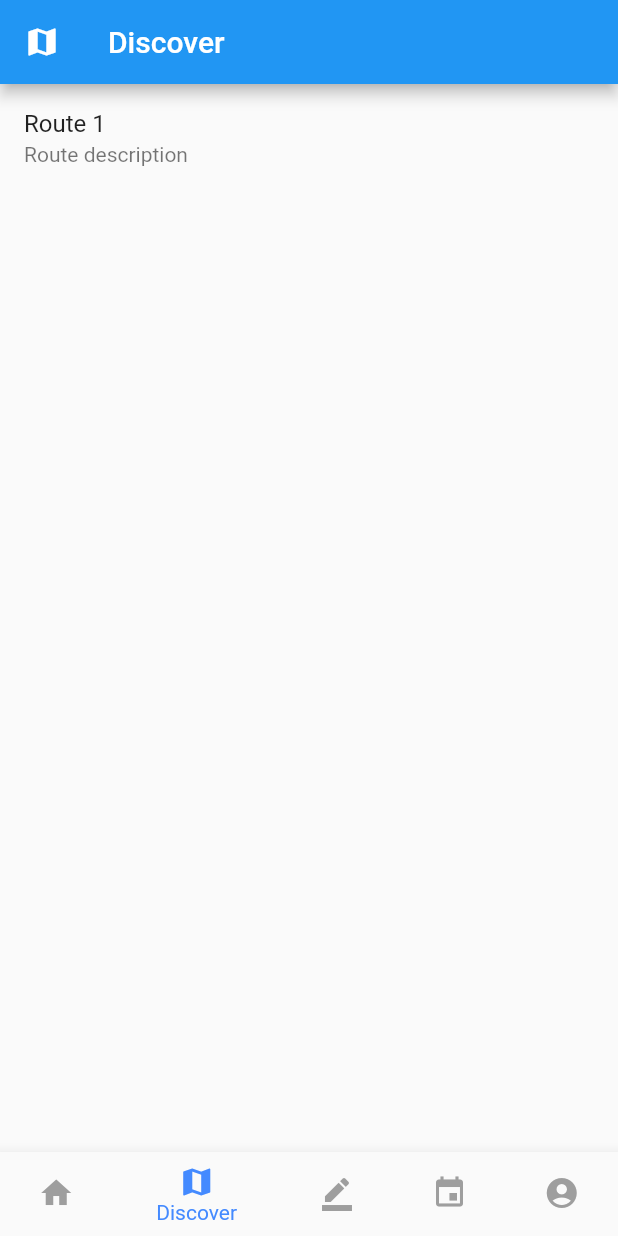
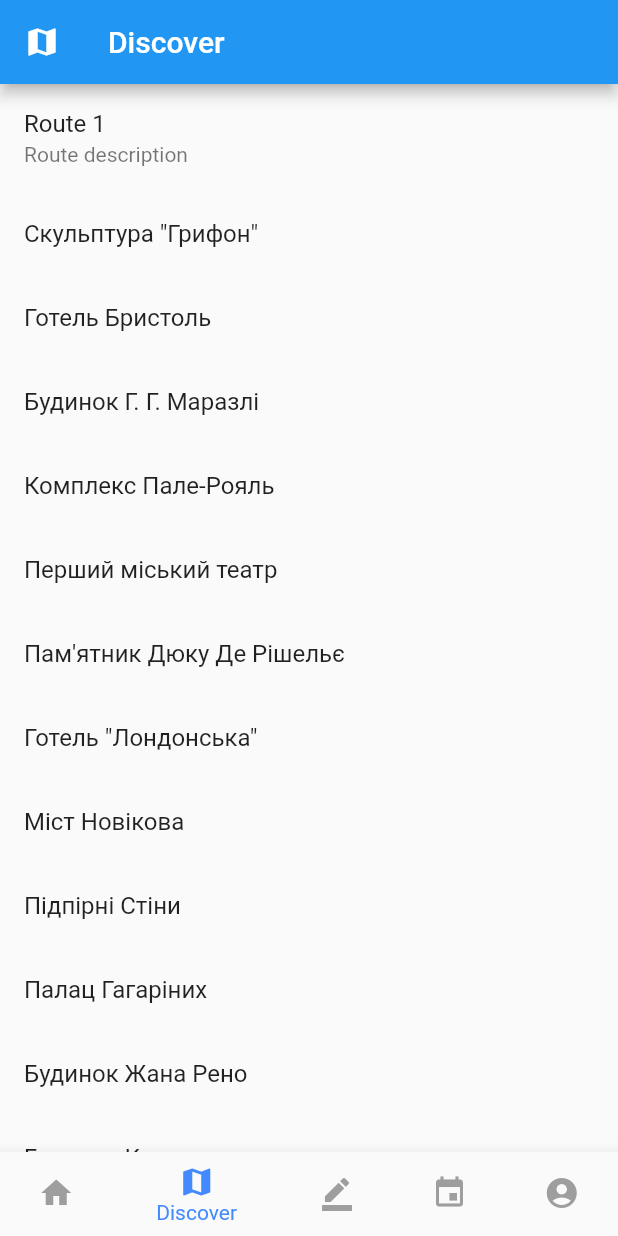
Before and after one commit to SashaKryzh/Hackathon-Codage-Kyiv, a Flutter app: the screen it shows after launch, item 2 of the bottom bar chosen, on a phone screen of 412 x 824 dp. Run offline on Flutter 3.47's test engine with Material 2 defaults, Android fonts, the light colour scheme and no system bars; our stand-ins replace google_maps_flutter.

Commit message:
add place and remove output description

```diff
--- a/lib/modules/place.dart
+++ b/lib/modules/place.dart
@@ -20,8 +20,92 @@ class Place implements ListItem {
     this.lat,
     this.lng,
   })  : assert(title != null),
-        assert(shortDescription != null),
         assert(address != null);
 
-  static List<Place> places = [];
+  static List<Place> places = [
+    Place(
+      title: 'Будинок Коклена',
+      address: 'провулок Некрасова, 7'
+    ),
+    Place(
+        title: 'Будинок Оттона',
+        address: 'вулиця  Гоголя, 8'
+    ),
+    Place(
+        title: 'Скульптура \"Грифон\"',
+        address: 'вулиця Гоголя, 1'
+    ),
+    Place(
+        title: 'Пам\'ятник Дюку Де Рішельє',
+        address: 'Приморський бульвар, 1'
+    ),
+    Place(
+        title: 'Підпірні Стіни',
+        address: 'Приморський бульвар'
+    ),
+    Place(
+        title: 'Готель \"Лондонська\"',
+        address: 'Приморський бульвар, 11'
+    ),
+    Place(
+        title: 'Палац Гагаріних',
+        address: 'вулиця Ланжиронівська, 2'
+    ),
+    Place(
+        title: 'Скульптура-Фонтан \"Молодість\"',
+        address: 'вулиця Ланжиронівська, 4'
+    ),
+    Place(
+        title: 'Перший міський театр',
+        address: 'провулок Чайковського'
+    ),
+    Place(
+        title: 'Комплекс Пале-Рояль',
+        address: 'вулиця Катерининська, 5-13'
+    ),
+    Place(
+        title: 'Будинок Лантье',
+        address: 'вулиця Катерининська, 9'
+    ),
+    Place(
+        title: 'Рішельєвський ліцей',
+        address: 'вулиця Деребасівська, 16'
+    ),
+    Place(
+        title: 'Будинок Жуль\'єна',
+        address: 'вулиця Деребасівська, 19'
+    ),
+    Place(
+        title: 'Будинок Жана Рено',
+        address: 'вулиця Рішел\'євська, 3'
+    ),
+    Place(
+        title: 'Будинок Г. Г. Маразлі',
+        address: 'вулиця Пушкінська, 4'
+    ),
+    Place(
+        title: 'Палац Абази',
+        address: 'вулиця Пушкінська, 9'
+    ),
+    Place(
+        title: 'Готель \"Дю Норд\"',
+        address: 'вулиця Пушкінська, 13'
+    ),
+    Place(
+        title: 'Готель Бристоль',
+        address: 'вулиця Пушкінська, 15'
+    ),
+    Place(
+        title: 'Прибутковий Дім',
+        address: 'вулиця Пушкінська, 16'
+    ),
+    Place(
+        title: 'Міст Новікова',
+        address: 'вулиця Жуковського'
+    ),
+    Place(
+        title: 'Арка Дачі Ланжерона',
+        address: 'Ланжеронівська площа'
+    ),
+  ];
 }
--- a/lib/widgets/place_list_item.dart
+++ b/lib/widgets/place_list_item.dart
@@ -15,7 +15,6 @@ class PlaceListItem extends StatelessWidget {
   Widget build(BuildContext context) {
     return ListTile(
       title: Text(place.title),
-      subtitle: Text(place.description),
       onTap: () => onTap(place),
     );
   }
```
